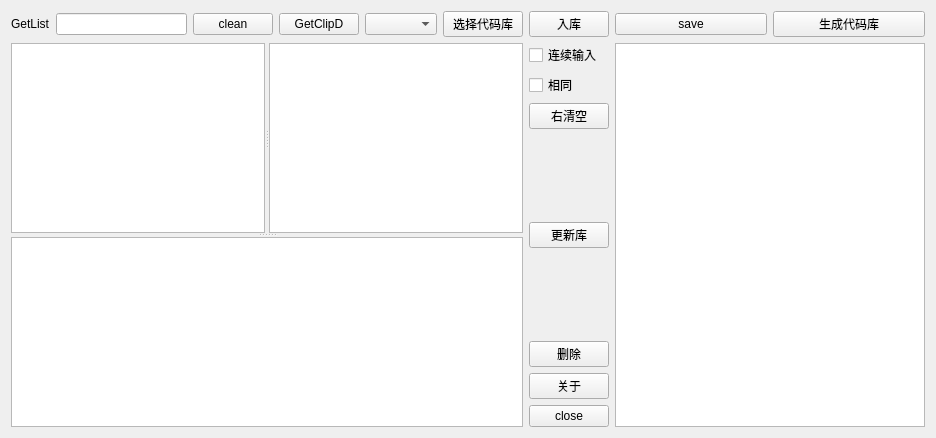
Above: auto_c_code/autoccode.ui from yjduoduo/auto_c_code before the change. Below: the same form after it.
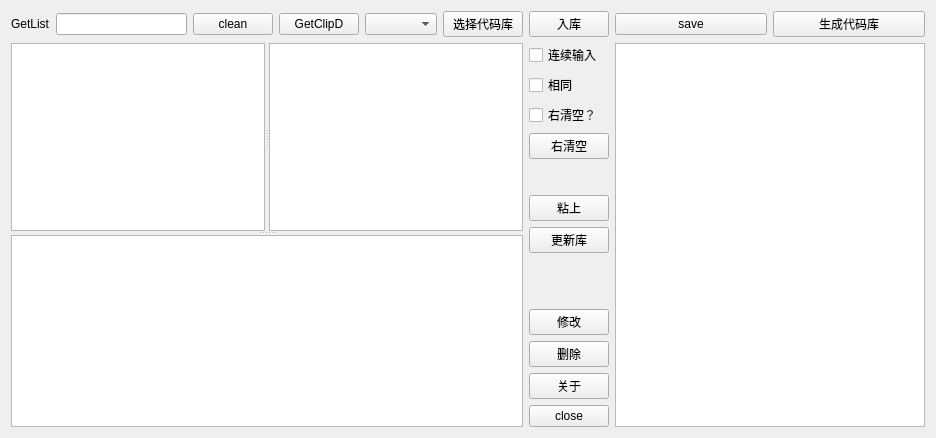
That is the form after the change.

```diff
--- a/auto_c_code/autoccode.ui
+++ b/auto_c_code/autoccode.ui
@@ -78,7 +78,14 @@
           </widget>
           <widget class="QListWidget" name="listWidget_note"/>
          </widget>
-         <widget class="QTextEdit" name="codeshow_textEdit"/>
+         <widget class="QTextEdit" name="codeshow_textEdit">
+          <property name="sizePolicy">
+           <sizepolicy hsizetype="Expanding" vsizetype="Minimum">
+            <horstretch>0</horstretch>
+            <verstretch>0</verstretch>
+           </sizepolicy>
+          </property>
+         </widget>
         </widget>
        </item>
       </layout>
@@ -106,6 +113,13 @@
          </property>
         </widget>
        </item>
+       <item>
+        <widget class="QCheckBox" name="checkBox_rightTextClean">
+         <property name="text">
+          <string>右清空？</string>
+         </property>
+        </widget>
+       </item>
        <item>
         <widget class="QPushButton" name="rightclear_btn">
          <property name="text">
@@ -126,6 +140,13 @@
          </property>
         </spacer>
        </item>
+       <item>
+        <widget class="QPushButton" name="pushButton_getpaste">
+         <property name="text">
+          <string>粘上</string>
+         </property>
+        </widget>
+       </item>
        <item>
         <widget class="QPushButton" name="pushButton_updatedb">
          <property name="text">
@@ -146,6 +167,13 @@
          </property>
         </spacer>
        </item>
+       <item>
+        <widget class="QPushButton" name="modify_btn">
+         <property name="text">
+          <string>修改</string>
+         </property>
+        </widget>
+       </item>
        <item>
         <widget class="QPushButton" name="delete_btn">
          <property name="text">
```
